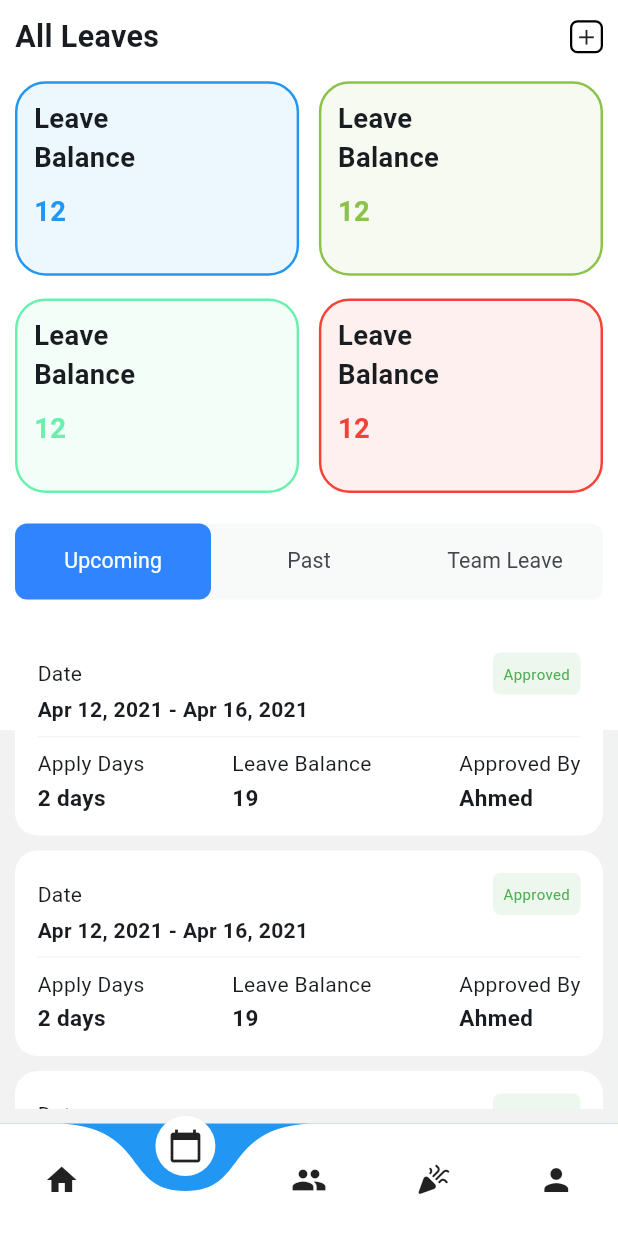
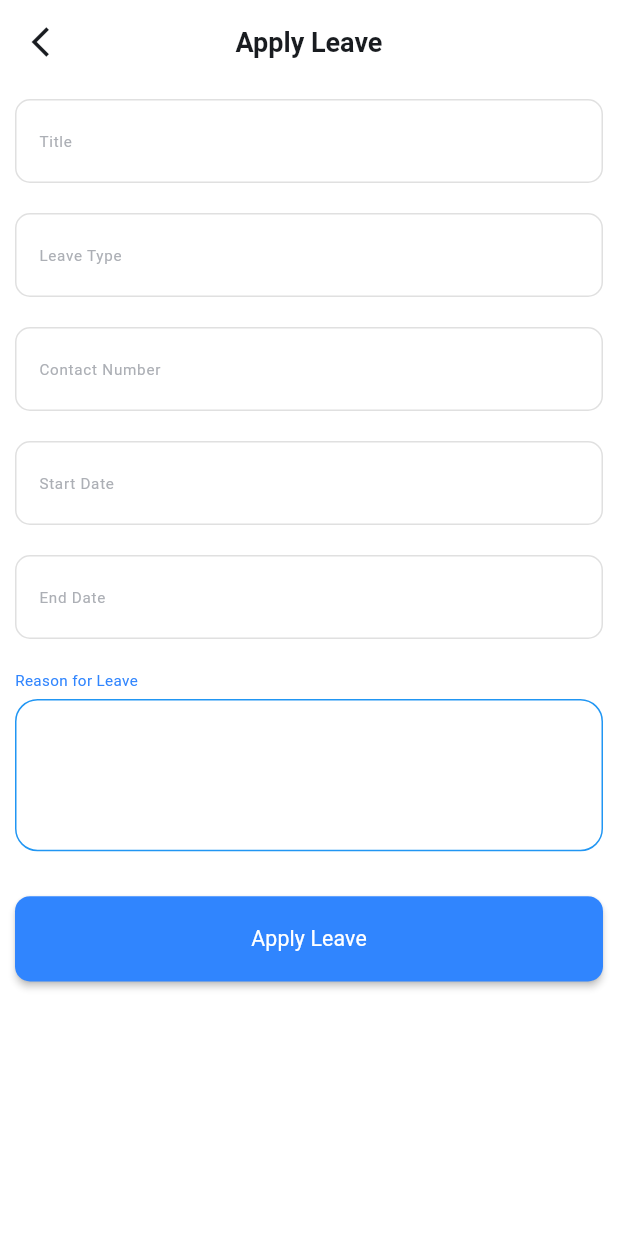
Before and after one commit to rokaia-ahmed/employee_system, a Flutter app: the LayoutScreen screen opened by its route, item 2 of the bottom bar chosen, after a tap on the "add" icon, on a phone screen of 412 x 824 dp. Shown: the top 1233 px of the screen. Run offline on Flutter 3.47's test engine with Material 3 defaults, Android fonts, the light colour scheme and no system bars; drawn by our look-alikes of curved_navigation_bar; our stand-ins replace flutter_screenutil, flutter_svg; network calls fail.

Commit message:
apply leave

```diff
--- a/lib/core/routing/app_router.dart
+++ b/lib/core/routing/app_router.dart
@@ -1,5 +1,6 @@
 import 'package:employee_system/core/routing/routes.dart';
 import 'package:employee_system/features/layout/screens/layout_screen.dart';
+import 'package:employee_system/features/leaves/presentation/screens/apply_leave.dart';
 import 'package:employee_system/features/profile/presentation/screens/my_profile_screen.dart';
 import 'package:employee_system/features/profile/presentation/screens/setting_screen.dart';
 import 'package:employee_system/features/team_members/presentation/screens/attendance_screen.dart';
@@ -28,6 +29,8 @@ class AppRouter{
        return MaterialPageRoute(builder: (_)=>const SettingScreen());
      case Routes.notificationScreen:
        return MaterialPageRoute(builder: (_)=>const NotificationScreen());
+     case Routes.applyLeave:
+       return MaterialPageRoute(builder: (_)=>const ApplyLeave());
    }
    return null;
  }
--- a/lib/core/routing/routes.dart
+++ b/lib/core/routing/routes.dart
@@ -6,4 +6,5 @@ class Routes{
   static const String myProfileScreen = '/myProfileScreen';
   static const String settingScreen = '/settingScreen';
   static const String notificationScreen = '/notificationScreen';
+  static const String applyLeave = 'applyLeave';
 }
--- a/lib/features/home/presentation/screens/home_screen.dart
+++ b/lib/features/home/presentation/screens/home_screen.dart
@@ -62,6 +62,9 @@ class HomeScreen extends StatelessWidget {
                 height: 15,
               ),
               HomeContainer(),
+              SizedBox(
+                height: 10,
+              ),
             ],
           ),
         ),
--- a/lib/features/layout/screens/layout_screen.dart
+++ b/lib/features/layout/screens/layout_screen.dart
@@ -1,4 +1,5 @@
 import 'package:curved_navigation_bar/curved_navigation_bar.dart';
+import 'package:employee_system/core/utils/colors/light_colors.dart';
 import 'package:flutter/material.dart';
 import '../../holiday_list/presentation/screens/holiday_list_screen.dart';
 import '../../home/presentation/screens/home_screen.dart';
@@ -37,7 +38,7 @@ class _LayoutScreenState extends State<LayoutScreen> {
     return Scaffold(
       bottomNavigationBar:
       CurvedNavigationBar(
-        backgroundColor: Colors.blue,
+        backgroundColor: LightColors.primary,
         items:iconList.map((e) => Icon(e)
         ).toList(),
         onTap: (index) {
--- /dev/null
+++ b/lib/features/leaves/presentation/screens/apply_leave.dart
@@ -0,0 +1,81 @@
+import 'package:employee_system/core/utils/styles.dart';
+import 'package:employee_system/core/widgets/custom_default_button.dart';
+import 'package:employee_system/core/widgets/custom_text_form_field.dart';
+import 'package:flutter/material.dart';
+import 'package:flutter_screenutil/flutter_screenutil.dart';
+
+class ApplyLeave extends StatelessWidget {
+  const ApplyLeave({super.key});
+
+  @override
+  Widget build(BuildContext context) {
+    return Scaffold(
+      appBar: AppBar(
+        elevation: 0,
+        surfaceTintColor: Colors.white,
+        title: const Text(
+          'Apply Leave',
+          style: TextStyle(
+            fontSize: 18,
+            fontWeight: FontWeight.w600,
+          ),
+        ),
+        centerTitle: true,
+        leading: IconButton(
+          icon: Padding(
+            padding: const EdgeInsets.only(left: 10),
+            child: const Icon(Icons.arrow_back_ios),
+          ),
+          onPressed: () {
+            Navigator.pop(context);
+          },
+        ),
+        backgroundColor: Colors.white,
+      ),
+      body: SingleChildScrollView(
+        child: Padding(
+          padding: const EdgeInsets.all(10.0),
+          child: Column(
+            crossAxisAlignment: CrossAxisAlignment.start,
+            children: [
+            CustomTextFormField(labelText: 'Title'),
+            SizedBox(height: 20,),
+              CustomTextFormField(labelText: 'Leave Type'),
+              SizedBox(height: 20,),
+              CustomTextFormField(labelText: 'Contact Number'),
+              SizedBox(height: 20,),
+              CustomTextFormField(labelText: 'Start Date'),
+              SizedBox(height: 20,),
+              CustomTextFormField(labelText: 'End Date'),
+              SizedBox(height: 20,),
+              Text('Reason for Leave',
+              style: TextStyles.font10BlueW400,
+              ),
+              SizedBox(height: 5,),
+              Container(
+                width: double.infinity,
+                  height: 100.h,
+                  decoration: BoxDecoration(
+                    borderRadius: BorderRadius.circular(15.0),
+                   border: Border.all(color: Colors.blue),
+                  ),
+                  child: TextFormField(
+                    maxLines: 4,
+                    decoration: InputDecoration(
+                      contentPadding: EdgeInsets.all(5),
+                      border: InputBorder.none,
+                    ),
+                  ),
+              ),
+              SizedBox(height: 30,),
+              CustomDefaultButton(
+                  onPressed: (){},
+                  text: 'Apply Leave',
+                  isPressed: true)
+            ],
+          ),
+        ),
+      ),
+    );
+  }
+}
--- a/lib/features/leaves/presentation/screens/leaves_screen.dart
+++ b/lib/features/leaves/presentation/screens/leaves_screen.dart
@@ -1,6 +1,7 @@
 import 'package:employee_system/core/utils/colors/light_colors.dart';
 import 'package:flutter/material.dart';
 import 'package:flutter_screenutil/flutter_screenutil.dart';
+import '../../../../core/routing/routes.dart';
 import '../../../../core/utils/styles.dart';
 import '../widgets/leaves_grid_view.dart';
 import '../widgets/leaves_tab_bar.dart';
@@ -39,7 +40,9 @@ class LeavesScreen extends StatelessWidget {
                      style: TextStyles.font20BlackBold,
                      ),
                      InkWell(
-                       onTap: (){},
+                       onTap: (){
+                         Navigator.pushNamed(context, Routes.applyLeave);
+                       },
                        child: Container(
                          padding: EdgeInsets.all(1),
                             decoration: BoxDecoration(
@@ -73,6 +76,9 @@ class LeavesScreen extends StatelessWidget {
                       ],
                   ),
                 ),
+                SizedBox(
+                  height: 10,
+                ),
               ],
             ),
           ),
--- a/pubspec.yaml
+++ b/pubspec.yaml
@@ -37,7 +37,6 @@ dependencies:
   flutter_native_splash: ^2.4.4
   flutter_screenutil: ^5.9.3
   flutter_svg: ^2.0.17
-  stylish_bottom_bar: ^1.1.0
   intl: ^0.20.2
   curved_navigation_bar: ^1.0.6
 
```
Also changed, not shown: pubspec.lock.
